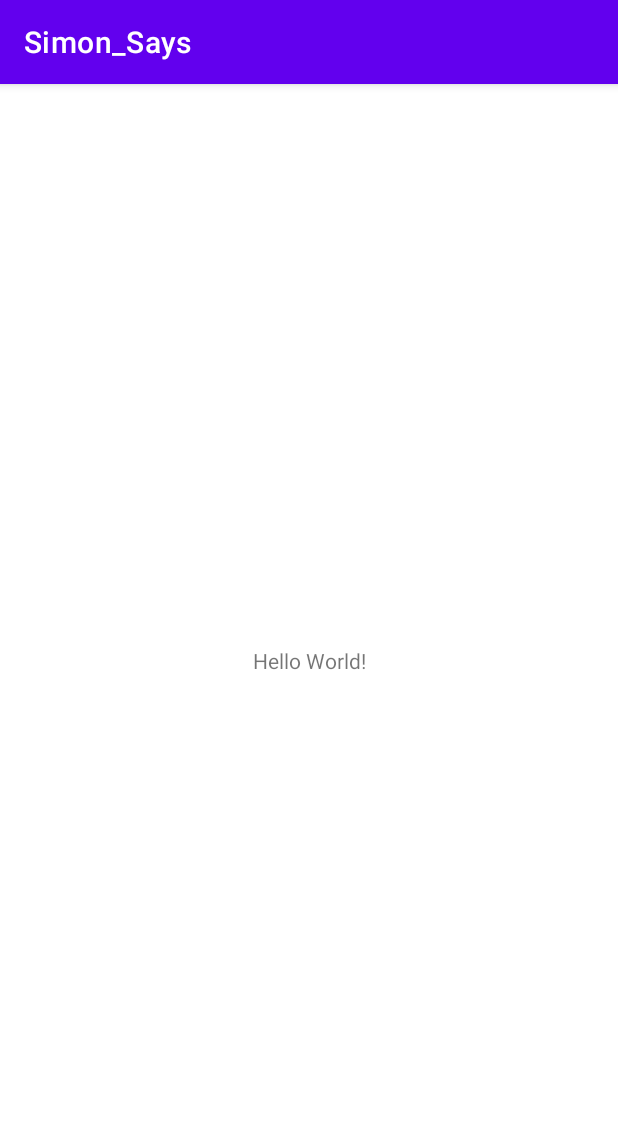
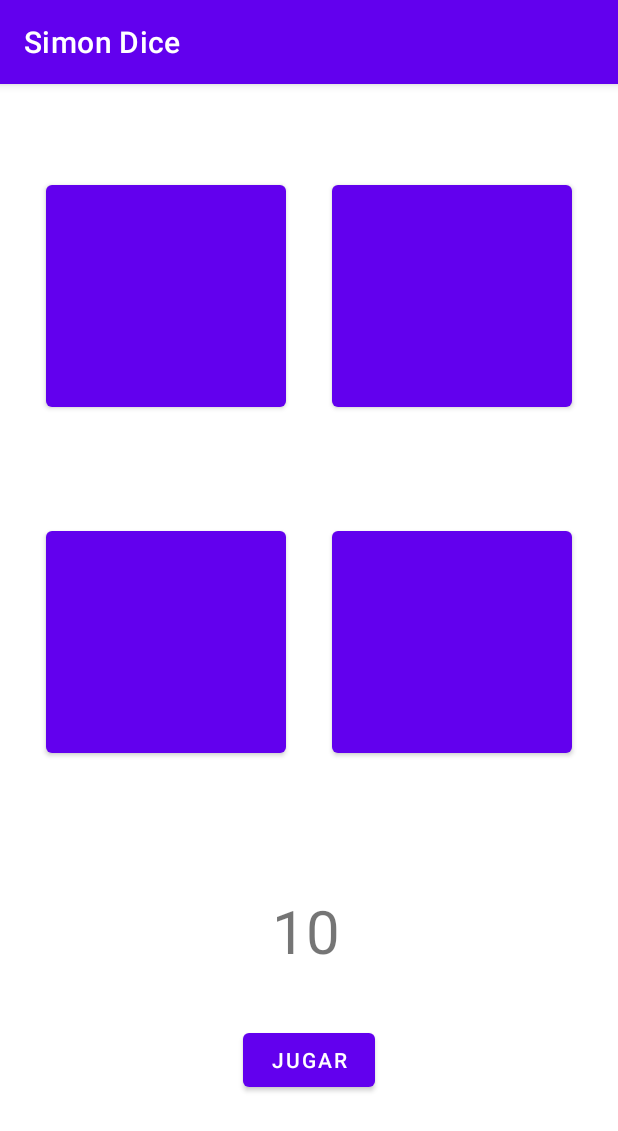
Before and after one commit to jnunesvazquez/Simon_Says, an Android app: the screen it shows after launch (MainActivity), on a phone screen of 412 x 824 dp. Shown: the top 1131 px of the screen. Run offline under Robolectric (Android 15) with nearby library versions, the light colour scheme and no system bars.

Commit message:
Definicion del diseño del Layout

```diff
--- a/app/src/main/res/layout/activity_main.xml
+++ b/app/src/main/res/layout/activity_main.xml
@@ -7,12 +7,79 @@
     tools:context=".MainActivity">
 
     <TextView
+        android:id="@+id/round_number"
         android:layout_width="wrap_content"
         android:layout_height="wrap_content"
-        android:text="Hello World!"
+        android:text="@string/round_number"
+        android:textSize="40sp"
         app:layout_constraintBottom_toBottomOf="parent"
+        app:layout_constraintHorizontal_bias="0.495"
         app:layout_constraintLeft_toLeftOf="parent"
         app:layout_constraintRight_toRightOf="parent"
-        app:layout_constraintTop_toTopOf="parent" />
+        app:layout_constraintTop_toTopOf="parent"
+        app:layout_constraintVertical_bias="0.753" />
+
+    <Button
+        android:id="@+id/yellow_button"
+        android:layout_width="160dp"
+        android:layout_height="160dp"
+        android:layout_marginTop="35dp"
+        app:layout_constraintEnd_toStartOf="@+id/blue_button"
+        app:layout_constraintHorizontal_bias="0.5"
+        app:layout_constraintStart_toStartOf="parent"
+        app:layout_constraintTop_toTopOf="@+id/guideline2" />
+
+    <Button
+        android:id="@+id/blue_button"
+        android:layout_width="160dp"
+        android:layout_height="160dp"
+        android:layout_marginTop="35dp"
+        app:layout_constraintEnd_toEndOf="parent"
+        app:layout_constraintHorizontal_bias="0.5"
+        app:layout_constraintStart_toEndOf="@+id/yellow_button"
+        app:layout_constraintTop_toTopOf="@+id/guideline2" />
+
+    <Button
+        android:id="@+id/red_button"
+        android:layout_width="160dp"
+        android:layout_height="160dp"
+        android:layout_marginBottom="35dp"
+        app:layout_constraintBottom_toTopOf="@+id/guideline2"
+        app:layout_constraintEnd_toEndOf="parent"
+        app:layout_constraintHorizontal_bias="0.5"
+        app:layout_constraintStart_toEndOf="@+id/green_button" />
+
+    <Button
+        android:id="@+id/green_button"
+        android:layout_width="160dp"
+        android:layout_height="160dp"
+        android:layout_marginBottom="35dp"
+        app:layout_constraintBottom_toTopOf="@+id/guideline2"
+        app:layout_constraintEnd_toStartOf="@+id/red_button"
+        app:layout_constraintHorizontal_bias="0.5"
+        app:layout_constraintStart_toStartOf="parent" />
+
+    <androidx.constraintlayout.widget.Guideline
+        android:id="@+id/guideline2"
+        android:layout_width="wrap_content"
+        android:layout_height="wrap_content"
+        android:orientation="horizontal"
+        app:layout_constraintGuide_begin="257dp" />
+
+    <Button
+        android:id="@+id/play_button"
+        android:layout_width="wrap_content"
+        android:layout_height="wrap_content"
+        android:layout_marginStart="185dp"
+        android:layout_marginTop="35dp"
+        android:layout_marginEnd="196dp"
+        android:layout_marginBottom="32dp"
+        android:text="@string/play_button"
+        app:layout_constraintBottom_toBottomOf="parent"
+        app:layout_constraintEnd_toEndOf="parent"
+        app:layout_constraintHorizontal_bias="0.413"
+        app:layout_constraintStart_toStartOf="parent"
+        app:layout_constraintTop_toBottomOf="@+id/round_number"
+        app:layout_constraintVertical_bias="0.0" />
 
 </androidx.constraintlayout.widget.ConstraintLayout>
--- a/app/src/main/res/values/strings.xml
+++ b/app/src/main/res/values/strings.xml
@@ -1,3 +1,9 @@
 <resources>
-    <string name="app_name">Simon_Says</string>
+    <string name="app_name">Simon Dice</string>
+    <string name="round_number">10</string>
+    <string name="play_button">Jugar</string>
+    <string name="red_button">Red</string>
+    <string name="blue_button">Blue</string>
+    <string name="yellow_button">Yellow</string>
+    <string name="green_button">Green</string>
 </resources>
```
